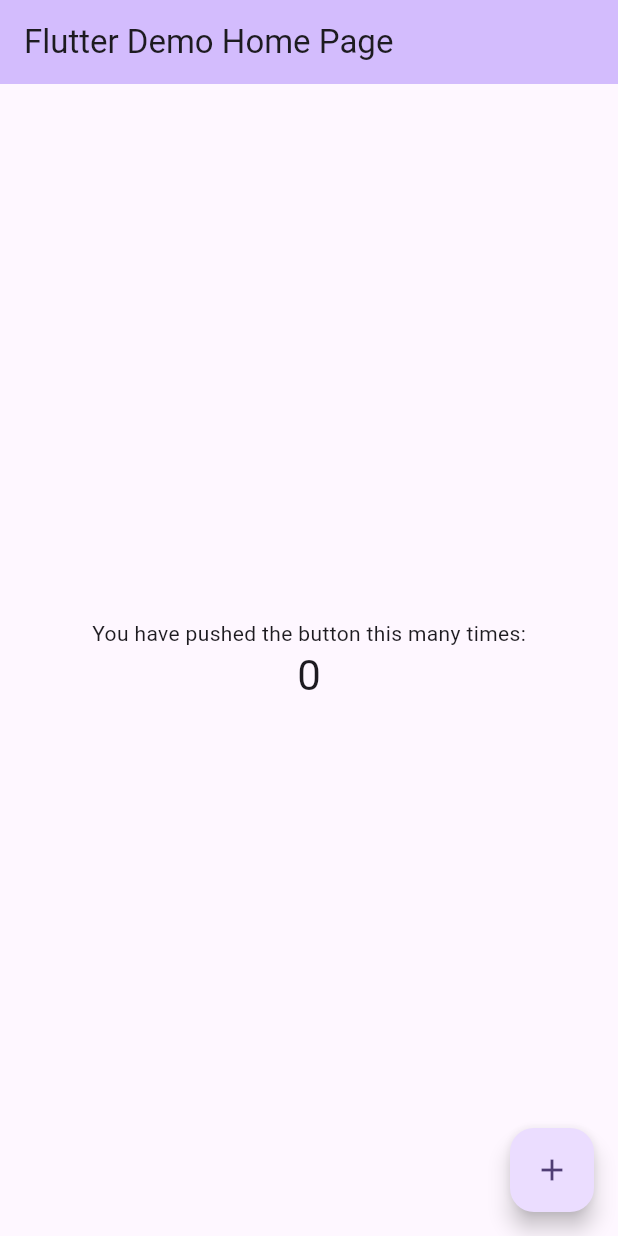
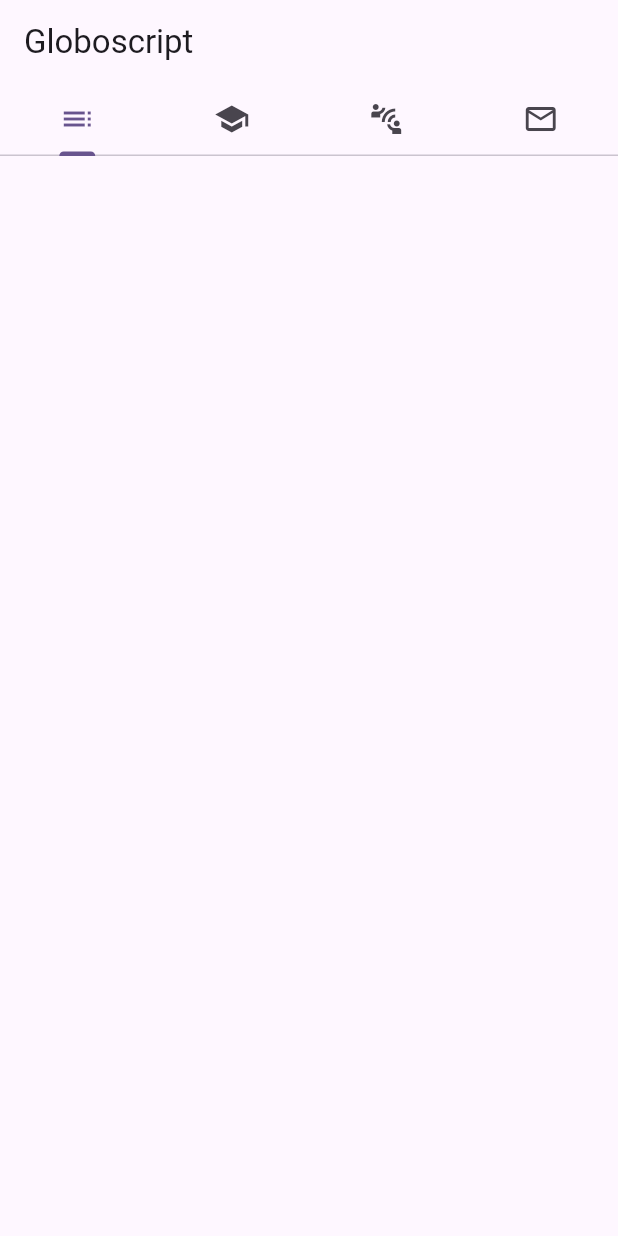
Before and after one commit to japinell/flutter_globoscript, a Flutter app: the screen it shows after launch, on a phone screen of 412 x 824 dp. Run offline on Flutter 3.47's test engine with Material 3 defaults, Android fonts, the phone set to English and light mode, and no system bars.

Commit message:
Added tab bar to main

```diff
--- a/lib/main.dart
+++ b/lib/main.dart
@@ -1,11 +1,11 @@
 import "package:flutter/material.dart";
 
 void main() {
-  runApp(const MyApp());
+  runApp(const App());
 }
 
-class MyApp extends StatelessWidget {
-  const MyApp({super.key});
+class App extends StatelessWidget {
+  const App({super.key});
 
   // This widget is the root of your application.
   @override
@@ -15,84 +15,22 @@ class MyApp extends StatelessWidget {
       theme: ThemeData(
         colorScheme: ColorScheme.fromSeed(seedColor: Colors.deepPurple),
       ),
-      home: const MyHomePage(title: "Flutter Demo Home Page"),
+      home: DefaultTabController(
+        length: 4,
+        child: Scaffold(
+          appBar: AppBar(
+            bottom: TabBar(
+              tabs: [
+                Tab(icon: Icon(Icons.toc)),
+                Tab(icon: Icon(Icons.school)),
+                Tab(icon: Icon(Icons.connect_without_contact)),
+                Tab(icon: Icon(Icons.mail_outline)),
+              ],
+            ),
+            title: Text("Globoscript"),
+          ),
+        ),
+      ),
     );
   }
 }
-
-class MyHomePage extends StatefulWidget {
-  const MyHomePage({super.key, required this.title});
-
-  final String title;
-
-  @override
-  State<MyHomePage> createState() => _MyHomePageState();
-}
-
-class _MyHomePageState extends State<MyHomePage> {
-  int _counter = 0;
-
-  void _incrementCounter() {
-    setState(() {
-      // This call to setState tells the Flutter framework that something has
-      // changed in this State, which causes it to rerun the build method below
-      // so that the display can reflect the updated values. If we changed
-      // _counter without calling setState(), then the build method would not be
-      // called again, and so nothing would appear to happen.
-      _counter++;
-    });
-  }
-
-  @override
-  Widget build(BuildContext context) {
-    // This method is rerun every time setState is called, for instance as done
-    // by the _incrementCounter method above.
-    //
-    // The Flutter framework has been optimized to make rerunning build methods
-    // fast, so that you can just rebuild anything that needs updating rather
-    // than having to individually change instances of widgets.
-    return Scaffold(
-      appBar: AppBar(
-        // TRY THIS: Try changing the color here to a specific color (to
-        // Colors.amber, perhaps?) and trigger a hot reload to see the AppBar
-        // change color while the other colors stay the same.
-        backgroundColor: Theme.of(context).colorScheme.inversePrimary,
-        // Here we take the value from the MyHomePage object that was created by
-        // the App.build method, and use it to set our appbar title.
-        title: Text(widget.title),
-      ),
-      body: Center(
-        // Center is a layout widget. It takes a single child and positions it
-        // in the middle of the parent.
-        child: Column(
-          // Column is also a layout widget. It takes a list of children and
-          // arranges them vertically. By default, it sizes itself to fit its
-          // children horizontally, and tries to be as tall as its parent.
-          //
-          // Column has various properties to control how it sizes itself and
-          // how it positions its children. Here we use mainAxisAlignment to
-          // center the children vertically; the main axis here is the vertical
-          // axis because Columns are vertical (the cross axis would be
-          // horizontal).
-          //
-          // TRY THIS: Invoke "debug painting" (choose the "Toggle Debug Paint"
-          // action in the IDE, or press "p" in the console), to see the
-          // wireframe for each widget.
-          mainAxisAlignment: MainAxisAlignment.center,
-          children: <Widget>[
-            const Text("You have pushed the button this many times:"),
-            Text(
-              "$_counter",
-              style: Theme.of(context).textTheme.headlineMedium,
-            ),
-          ],
-        ),
-      ),
-      floatingActionButton: FloatingActionButton(
-        onPressed: _incrementCounter,
-        tooltip: "Increment",
-        child: const Icon(Icons.add),
-      ), // This trailing comma makes auto-formatting nicer for build methods.
-    );
-  }
-}
```
Also changed, not shown: 1 other file.
